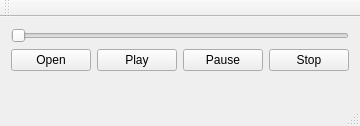
First picture: the form in purrwindow.ui, repository VashSan/purr, before the edit.
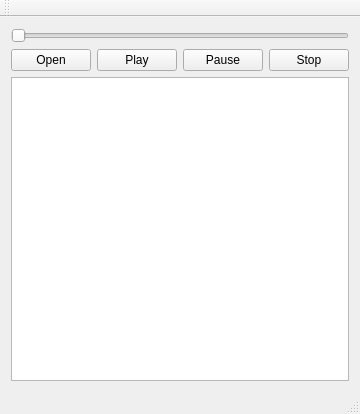
Second picture: the form after the edit.

Commit message: primitve playlist

The edit to the form file:
```diff
--- a/purrwindow.ui
+++ b/purrwindow.ui
@@ -7,7 +7,7 @@
     <x>0</x>
     <y>0</y>
     <width>355</width>
-    <height>126</height>
+    <height>414</height>
    </rect>
   </property>
   <property name="windowTitle">
@@ -63,17 +63,7 @@
        </layout>
       </item>
       <item>
-       <spacer name="verticalSpacer">
-        <property name="orientation">
-         <enum>Qt::Vertical</enum>
-        </property>
-        <property name="sizeHint" stdset="0">
-         <size>
-          <width>20</width>
-          <height>40</height>
-         </size>
-        </property>
-       </spacer>
+       <widget class="QListWidget" name="playlist"/>
       </item>
      </layout>
     </item>
```
The commit also changes 4 other files.
